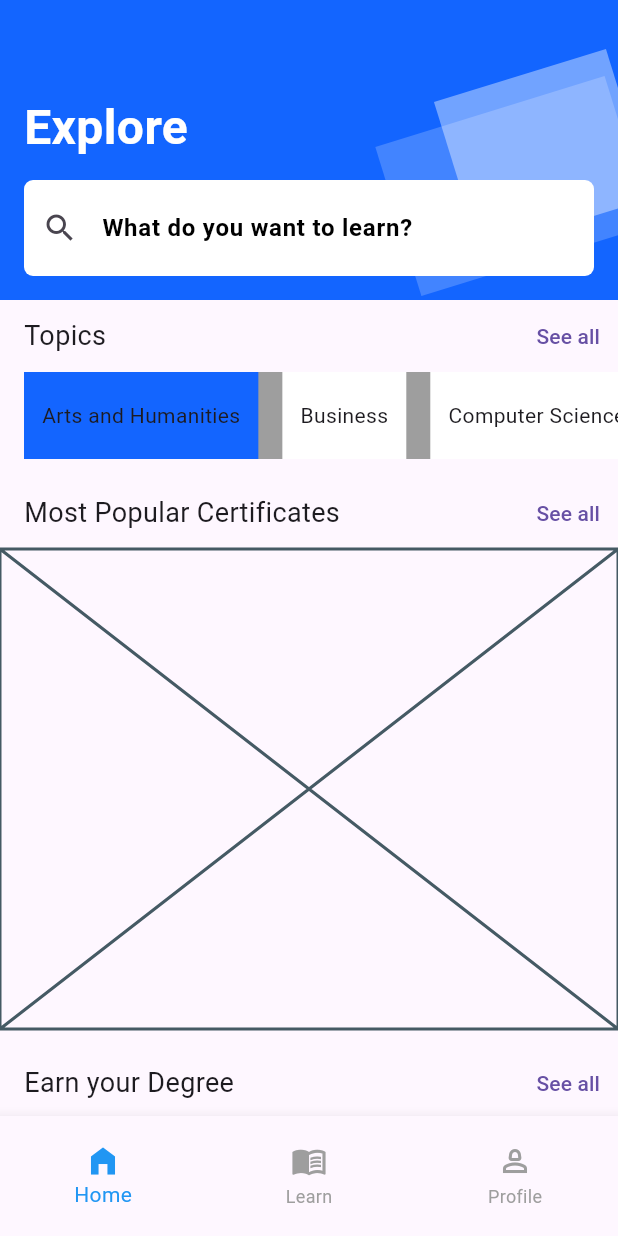
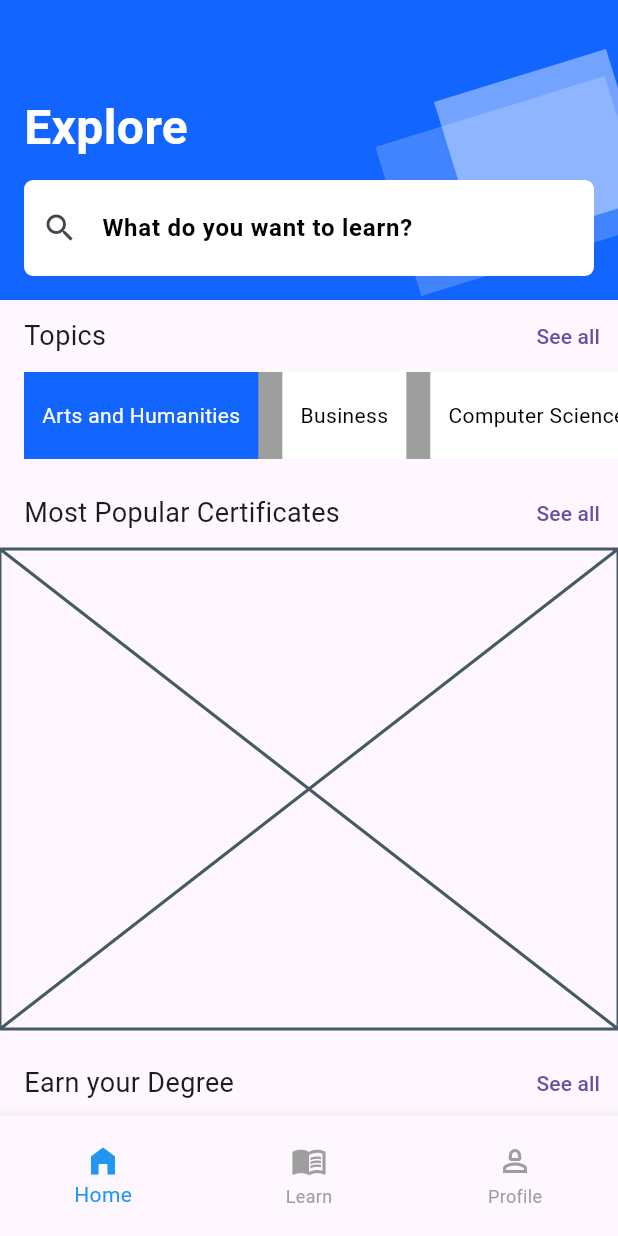
Before and after one commit to JAICHANGPARK/flutter_notebook_chapter_43, a Flutter app: the ELearningHomePage screen opened directly, on a phone screen of 412 x 824 dp. Run offline on Flutter 3.47's test engine with Material 3 defaults, Android fonts, the phone set to English and light mode, and no system bars.

Commit message:
Update e_learning_home_page.dart

```diff
--- a/lib/ep2151_e_learning_app/views/e_learning_home_page.dart
+++ b/lib/ep2151_e_learning_app/views/e_learning_home_page.dart
@@ -151,7 +151,10 @@ class _ELearningHomePageState extends State<ELearningHomePage> {
                                       color: value == index ? Color.fromRGBO(19, 101, 255, 1) : Colors.white,
                                     ),
                                     child: Center(
-                                      child: Text("${topics[index]}"),
+                                      child: Text("${topics[index]}",
+                                      style: TextStyle(
+                                        color: value == index ? Colors.white  : Colors.black,
+                                      ),),
                                     ),
                                   );
                                 },
```
